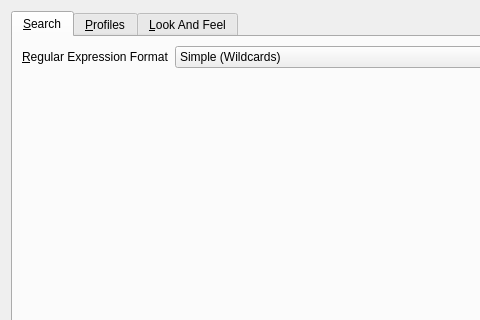
This is src/gtatools-gui/src/src/gui/ConfigWidget.ui in alemariusnexus/gtatools as Qt 5 draws it before an edit; both pictures show x 0 to 480 and y 0 to 320 of the 676 by 573 pixel window. The edited form follows.
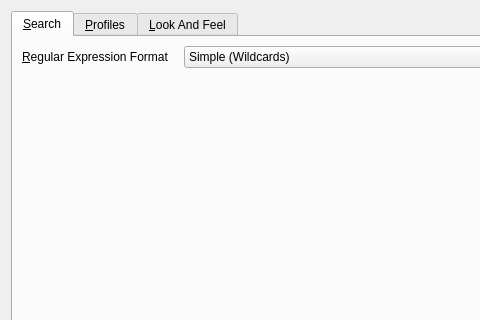
This is the edited form. The open tabs and pages were chosen to show the change. Custom widgets are drawn as their Qt base class.

Patch:
```diff
--- a/src/gtatools-gui/src/src/gui/ConfigWidget.ui
+++ b/src/gtatools-gui/src/src/gui/ConfigWidget.ui
@@ -30,6 +30,9 @@
        <string>&amp;Search</string>
       </attribute>
       <layout class="QFormLayout" name="formLayout_2">
+       <property name="horizontalSpacing">
+        <number>15</number>
+       </property>
        <item row="0" column="0">
         <widget class="QLabel" name="label_2">
          <property name="text">
```
Left out of the diff: 5 changed lines with no effect on the pictures.
